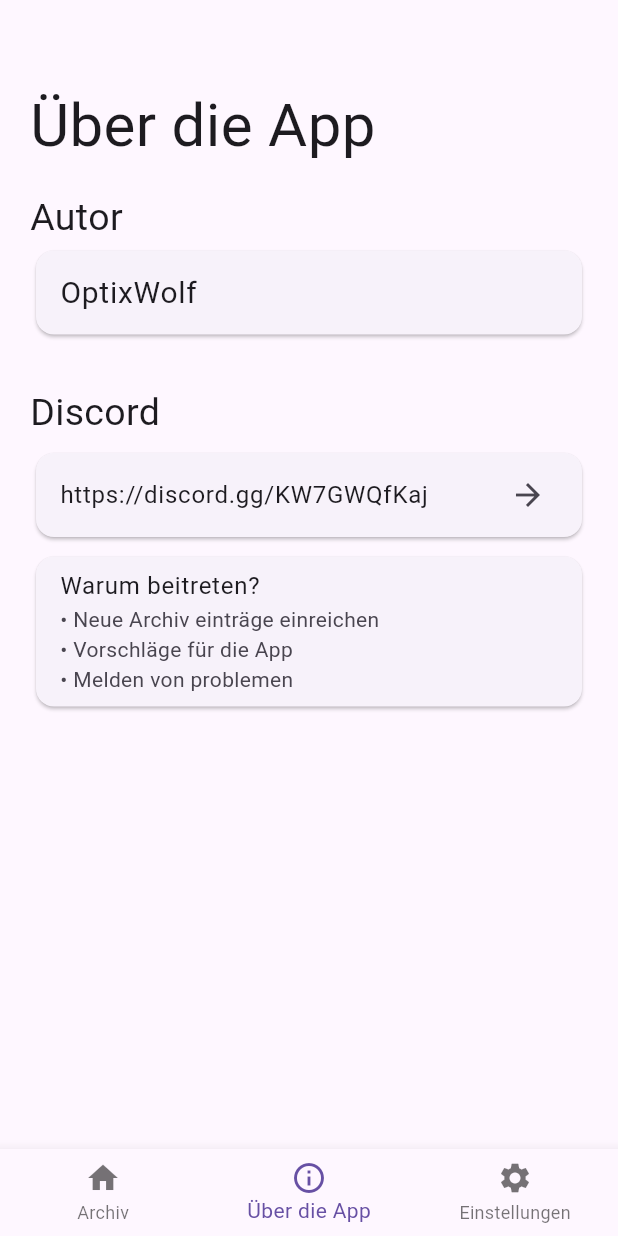
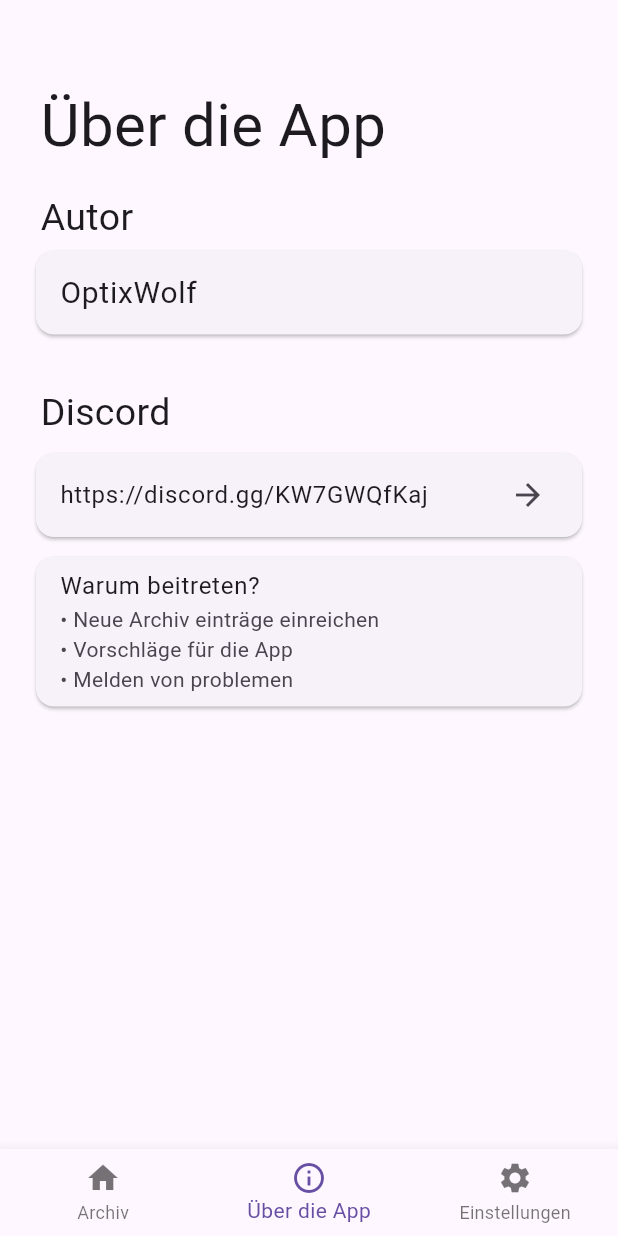
Before and after one commit to OptixWolf/Archiv, a Flutter app: the screen it shows after launch, item 2 of the bottom bar chosen, on a phone screen of 412 x 824 dp. Run offline on Flutter 3.47's test engine with Material 2 defaults, Android fonts, the phone set to English and light mode, and no system bars; our stand-ins replace package_info_plus, shared_preferences, supabase_flutter; accounts and stored records are empty; statements that could not run were skipped.

Commit message:
Fixed Card onTab in Settings Page. Fixed Texts (Moved a bit to the right).

```diff
--- a/lib/main.dart
+++ b/lib/main.dart
@@ -224,6 +224,7 @@ class HomePageContent extends StatelessWidget {
               crossAxisAlignment: CrossAxisAlignment.start,
               children: [
                 Row(children: [
+                  SizedBox(width: 7),
                   Text('Archiv', style: TextStyle(fontSize: 50)),
                   Spacer(),
                   ThemedIconButton(),
@@ -262,7 +263,10 @@ class HomePageContent extends StatelessWidget {
                   },
                 ),
                 SizedBox(height: 20),
-                Text('Kategorien', style: TextStyle(fontSize: 25)),
+                Row(children: [
+                  SizedBox(width: 7),
+                  Text('Kategorien', style: TextStyle(fontSize: 25))
+                ]),
                 SizedBox(height: 5),
                 Expanded(
                   child: ListView.builder(
@@ -530,15 +534,17 @@ class About extends StatelessWidget {
                 crossAxisAlignment: CrossAxisAlignment.start,
                 children: [
                   SizedBox(height: 15),
-                  Text(
-                    'Über die App',
-                    style: TextStyle(fontSize: 40),
-                  ),
+                  Row(children: [
+                    SizedBox(
+                      width: 7,
+                    ),
+                    Text('Über die App', style: TextStyle(fontSize: 40)),
+                  ]),
                   SizedBox(height: 15),
-                  Text(
-                    'Autor',
-                    style: TextStyle(fontSize: 25),
-                  ),
+                  Row(children: [
+                    SizedBox(width: 7),
+                    Text('Autor', style: TextStyle(fontSize: 25))
+                  ]),
                   Card(
                       child: ListTile(
                     title: Text('OptixWolf', style: TextStyle(fontSize: 20)),
@@ -546,10 +552,10 @@ class About extends StatelessWidget {
                   SizedBox(height: 30),
                 ],
               ),
-              Text(
-                'Discord',
-                style: TextStyle(fontSize: 25),
-              ),
+              Row(children: [
+                SizedBox(width: 7),
+                Text('Discord', style: TextStyle(fontSize: 25))
+              ]),
               SizedBox(height: 5),
               Card(
                   child: ListTile(
@@ -595,6 +601,7 @@ class SettingsState extends State<Settings> {
   void toggleSwitch() {
     setState(() {
       selectedPlatformValue = !selectedPlatformValue;
+      PlatformPreferences.setPlatformSetting(selectedPlatformValue);
     });
   }
 
@@ -609,11 +616,17 @@ class SettingsState extends State<Settings> {
         child: Column(
           crossAxisAlignment: CrossAxisAlignment.start,
           children: [
-            Text('Einstellungen', style: TextStyle(fontSize: 50)),
+            Row(children: [
+              SizedBox(width: 7),
+              Text('Einstellungen', style: TextStyle(fontSize: 50)),
+            ]),
             SizedBox(
               height: 25,
             ),
-            Text('Allgemeine Einstellungen', style: TextStyle(fontSize: 25)),
+            Row(children: [
+              SizedBox(width: 7),
+              Text('Allgemeine Einstellungen', style: TextStyle(fontSize: 25)),
+            ]),
             Card(
                 child: ListTile(
               title: Text('Aktiviere alle Plattformen'),
@@ -622,10 +635,7 @@ class SettingsState extends State<Settings> {
               trailing: Switch(
                 value: selectedPlatformValue,
                 onChanged: (value) {
-                  setState(() {
-                    PlatformPreferences.setPlatformSetting(value);
-                    toggleSwitch();
-                  });
+                  toggleSwitch();
                 },
               ),
               onTap: () {
```
